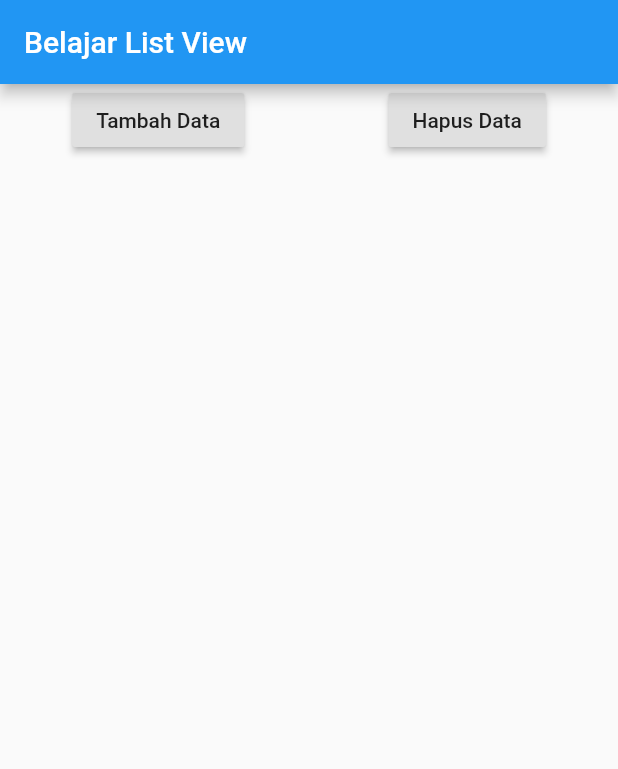
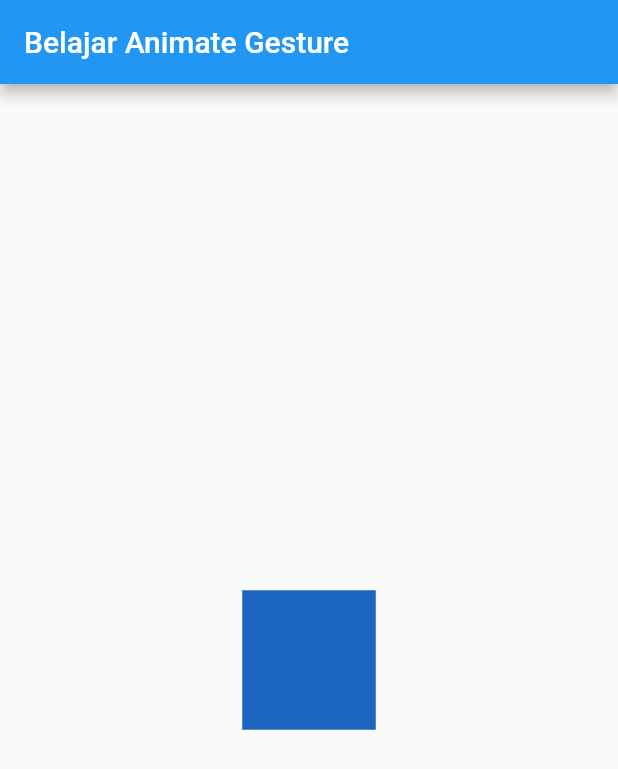
Before and after one commit to DepriPramana/BelajarFlutter, a Flutter app: the screen it shows after launch, on a phone screen of 412 x 824 dp. Shown: the top 769 px of the screen. Run offline on Flutter 3.47's test engine with Material 2 defaults, Android fonts, the phone set to English and light mode, and no system bars.

Commit message:
Gesture Detection

```diff
--- a/belajar_listview/lib/main.dart
+++ b/belajar_listview/lib/main.dart
@@ -1,3 +1,4 @@
+import 'dart:math';
 import 'package:flutter/material.dart';
 
 void main() {
@@ -10,49 +11,27 @@ class MyApp extends StatefulWidget {
 }
 
 class _MyAppState extends State<MyApp> {
-  List<Widget> widgets = [];
-  int counter = 1;
-
+  Random random = Random();
   @override
   Widget build(BuildContext context) {
     return MaterialApp(
       home: Scaffold(
         appBar: AppBar(
-          title: Text("Belajar List View"),
+          title: Text("Belajar Animate Gesture"),
         ),
-        body: ListView(
-          children: <Widget>[
-            Row(
-              mainAxisAlignment: MainAxisAlignment.spaceAround,
-              children: <Widget>[
-                RaisedButton(
-                    child: Text("Tambah Data"),
-                    onPressed: () {
-                      setState(() {
-                        widgets.add(Text(
-                          "List ke: " + counter.toString(),
-                          style: TextStyle(fontSize: 35),
-                        ));
-                        counter++;
-                      });
-                    }),
-                RaisedButton(
-                    child: Text("Hapus Data"),
-                    onPressed: () {
-                      setState(() {
-                        if (counter > 1) {
-                          widgets.removeLast();
-                          counter--;
-                        }
-                      });
-                    })
-              ],
+        body: Center(
+          child: GestureDetector(
+            onTap: () {
+              setState(() {});
+            },
+            child: AnimatedContainer(
+              duration: Duration(seconds: 1),
+              color: Color.fromARGB(255, random.nextInt(256),
+                  random.nextInt(256), random.nextInt(256)),
+              width: 50.0 + random.nextInt(101),
+              height: 50.0 + random.nextInt(101),
             ),
-            Column(
-              crossAxisAlignment: CrossAxisAlignment.start,
-              children: widgets,
-            )
-          ],
+          ),
         ),
       ),
     );
```
